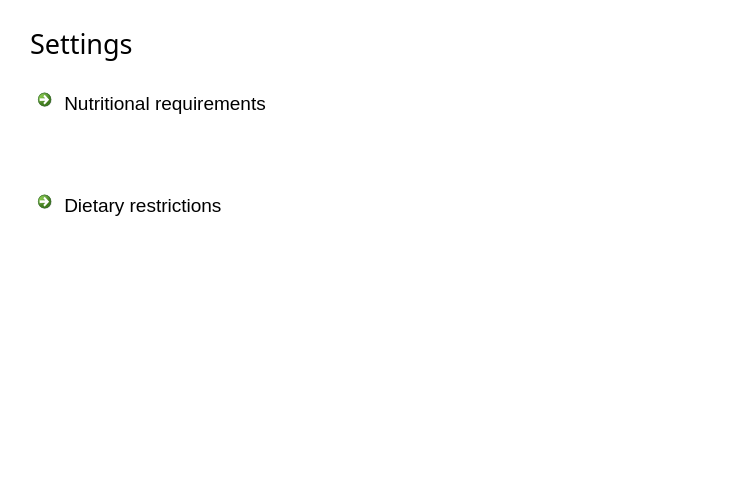
Above: ui/ui_prefwidget.ui from josh-minch/spartan before the change. Below: the same form after it.
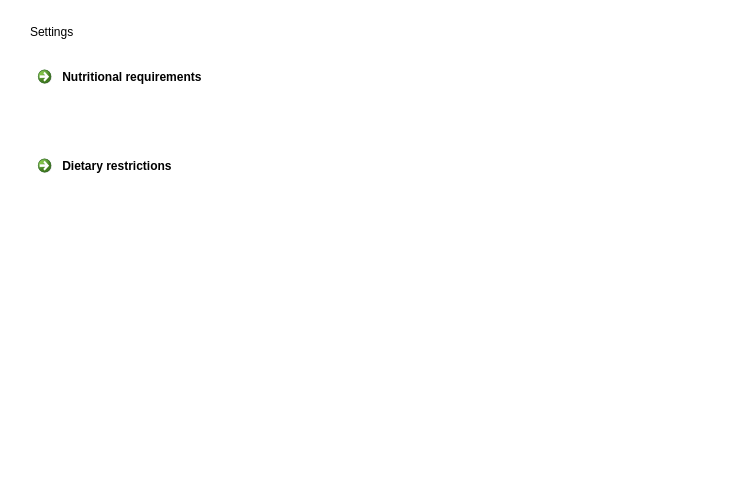
That is the form after the change. Icons and pictures are not drawn.

Commit message: Generalize font setting

The edit to the form file:
```diff
--- a/ui/ui_prefwidget.ui
+++ b/ui/ui_prefwidget.ui
@@ -104,15 +104,7 @@
     <number>30</number>
    </property>
    <item row="0" column="0">
-    <widget class="QLabel" name="label">
-     <property name="font">
-      <font>
-       <family>Segoe UI Semilight</family>
-       <pointsize>20</pointsize>
-       <weight>50</weight>
-       <bold>false</bold>
-      </font>
-     </property>
+    <widget class="QLabel" name="title">
      <property name="text">
       <string>Settings</string>
      </property>
@@ -133,14 +125,6 @@
        </property>
        <item>
         <widget class="QCommandLinkButton" name="req_btn">
-         <property name="font">
-          <font>
-           <family>Segoe UI</family>
-           <pointsize>14</pointsize>
-           <weight>50</weight>
-           <bold>false</bold>
-          </font>
-         </property>
          <property name="cursor">
           <cursorShape>PointingHandCursor</cursorShape>
          </property>
@@ -215,12 +199,6 @@
                </disabled>
               </palette>
              </property>
-             <property name="font">
-              <font>
-               <family>Segoe UI</family>
-               <pointsize>11</pointsize>
-              </font>
-             </property>
              <property name="text">
               <string/>
              </property>
@@ -265,12 +243,6 @@
                </disabled>
               </palette>
              </property>
-             <property name="font">
-              <font>
-               <family>Segoe UI</family>
-               <pointsize>11</pointsize>
-              </font>
-             </property>
              <property name="text">
               <string/>
              </property>
@@ -289,15 +261,6 @@
        </property>
        <item>
         <widget class="QCommandLinkButton" name="res_btn">
-         <property name="font">
-          <font>
-           <family>Segoe UI</family>
-           <pointsize>14</pointsize>
-           <weight>50</weight>
-           <bold>false</bold>
-           <kerning>true</kerning>
-          </font>
-         </property>
          <property name="cursor">
           <cursorShape>PointingHandCursor</cursorShape>
          </property>
@@ -378,12 +341,6 @@
                </disabled>
               </palette>
              </property>
-             <property name="font">
-              <font>
-               <family>Segoe UI</family>
-               <pointsize>11</pointsize>
-              </font>
-             </property>
              <property name="text">
               <string/>
              </property>
```
The commit also changes 25 other files.
